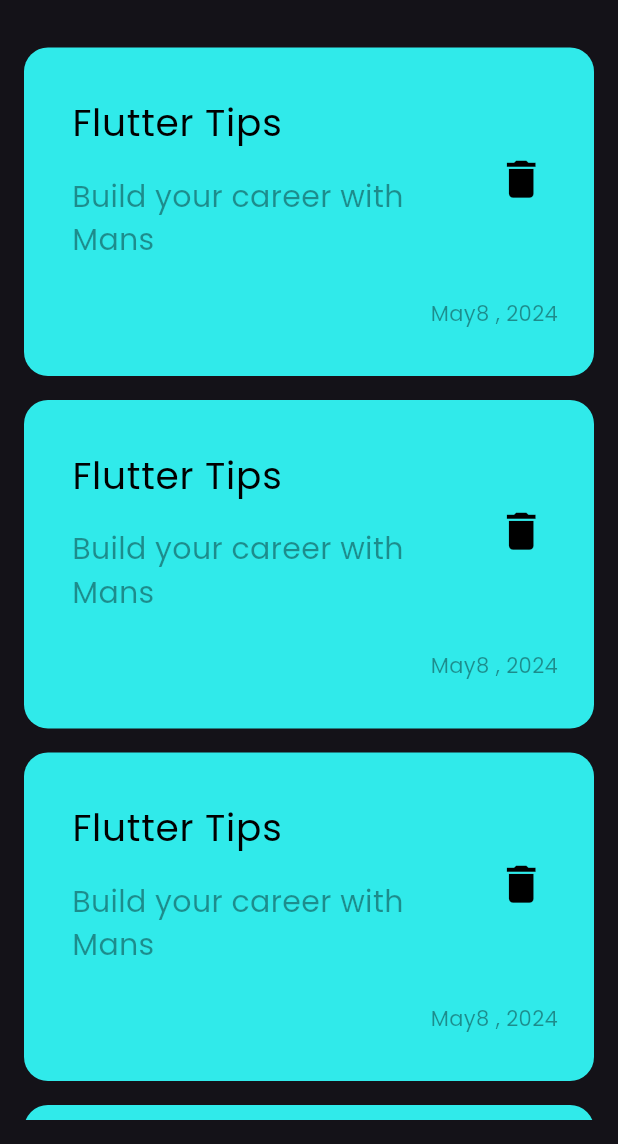
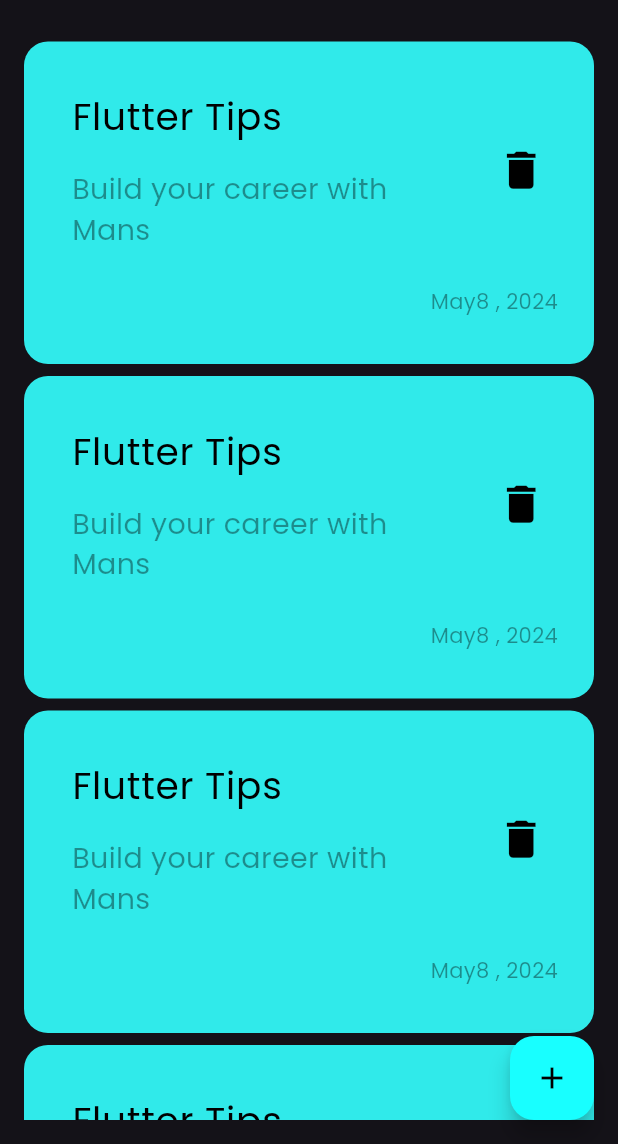
Before and after one commit to Mansourx83/Notes-App, a Flutter app: the screen it shows after launch, on a phone screen of 412 x 824 dp, the part 92-1236 px from its top. Run offline on Flutter 3.47's test engine with Material 3 defaults, Android fonts, the phone set to English and light mode, and no system bars.

Commit message:
add floating action button

```diff
--- a/lib/views/notes_view.dart
+++ b/lib/views/notes_view.dart
@@ -8,6 +8,15 @@ class NotesView extends StatelessWidget {
   Widget build(BuildContext context) {
     return Scaffold(
       body: NotesViewBody(),
+      floatingActionButton: FloatingActionButton(
+        onPressed: () {},
+        backgroundColor: Colors.cyanAccent,
+        // shape: CircleBorder(),
+        child: const Icon(
+          Icons.add,
+          color: Colors.black,
+        ),
+      ),
     );
   }
 }
--- a/lib/views/widgets/custom_note_item.dart
+++ b/lib/views/widgets/custom_note_item.dart
@@ -29,7 +29,7 @@ class NoteItem extends StatelessWidget {
               child: Text(
                 'Build your career with Mans',
                 style: TextStyle(
-                  fontSize: 20,
+                  fontSize: 19,
                   color: Colors.black.withOpacity(0.4),
                 ),
               ),
--- a/lib/views/widgets/list_notes.dart
+++ b/lib/views/widgets/list_notes.dart
@@ -10,7 +10,7 @@ class ListNotes extends StatelessWidget {
       physics: const BouncingScrollPhysics(),
       itemBuilder: (context, index) {
         return const Padding(
-          padding: EdgeInsets.symmetric(vertical: 8),
+          padding: EdgeInsets.symmetric(vertical: 4),
           child: NoteItem(),
         );
       },
```
